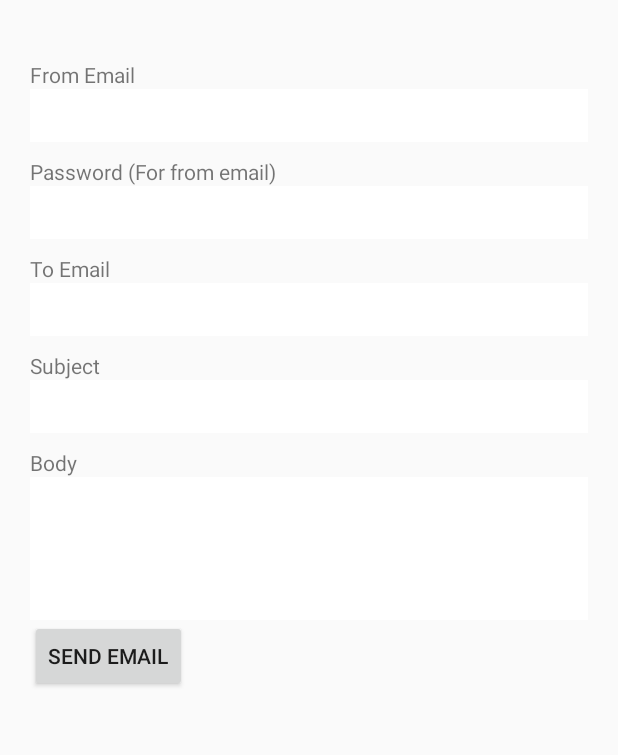
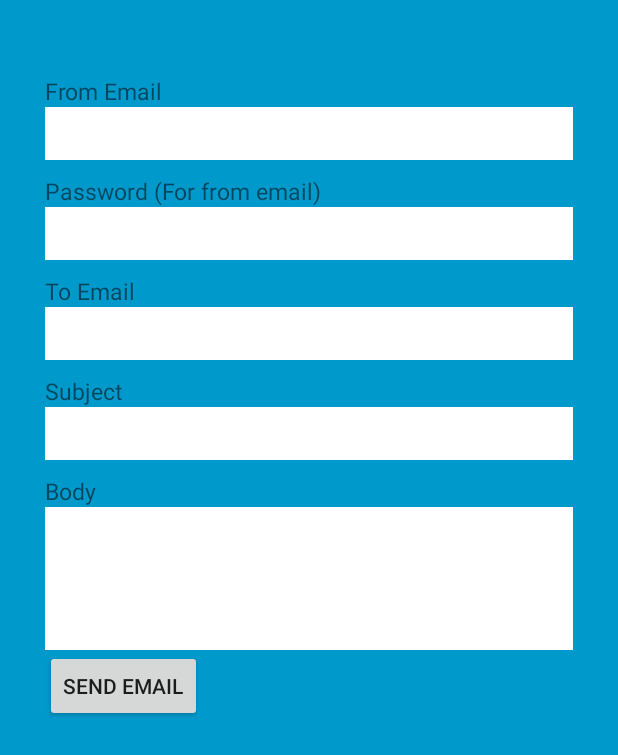
Before and after one commit to arpit999/SendMail, an Android app: the screen it shows after launch (SendMailActivity), on a phone screen of 412 x 824 dp. Shown: the top 755 px of the screen. Run offline under Robolectric (Android 15) with nearby library versions, the phone set to English and light mode, and no system bars.

Commit message:
changes in layout file.

```diff
--- a/app/build.gradle
+++ b/app/build.gradle
@@ -6,7 +6,7 @@ android {
 
     defaultConfig {
         applicationId "com.tranetech.openspace.sendmail"
-        minSdkVersion 11
+        minSdkVersion 14
         targetSdkVersion 23
         versionCode 1
         versionName "1.0"
--- a/app/src/main/res/layout/activity_main.xml
+++ b/app/src/main/res/layout/activity_main.xml
@@ -3,17 +3,30 @@
     xmlns:tools="http://schemas.android.com/tools"
     android:layout_width="match_parent"
     android:layout_height="match_parent"
+    android:background="@android:color/holo_blue_dark"
     android:orientation="vertical"
     android:paddingLeft="20dp"
     android:paddingRight="20dp"
     android:paddingTop="30dp">
+
+    <ScrollView
+        android:layout_width="match_parent"
+        android:layout_height="match_parent"
+        android:layout_marginBottom="20dp">
+
+        <LinearLayout
+            android:layout_width="match_parent"
+            android:layout_height="match_parent"
+            android:layout_margin="10dp"
+            android:orientation="vertical">
 
             <TextView
                 android:id="@+id/textView1"
                 android:layout_width="wrap_content"
                 android:layout_height="wrap_content"
                 android:paddingTop="10dp"
-        android:text="From Email" />
+                android:text="From Email"
+                android:textSize="15sp" />
 
             <EditText
                 android:id="@+id/editText1"
@@ -21,7 +34,6 @@
                 android:layout_height="wrap_content"
                 android:background="#FFFFFF"
                 android:cursorVisible="true"
-        android:editable="true"
                 android:ems="10"
                 android:enabled="true"
                 android:inputType="textEmailAddress"
@@ -36,7 +48,8 @@
                 android:layout_width="wrap_content"
                 android:layout_height="wrap_content"
                 android:paddingTop="10dp"
-        android:text="Password (For from email)" />
+                android:text="Password (For from email)"
+                android:textSize="15sp" />
 
             <EditText
                 android:id="@+id/editText2"
@@ -53,7 +66,8 @@
                 android:layout_width="wrap_content"
                 android:layout_height="wrap_content"
                 android:paddingTop="10dp"
-        android:text="To Email" />
+                android:text="To Email"
+                android:textSize="15sp" />
 
             <EditText
                 android:id="@+id/editText3"
@@ -70,7 +84,8 @@
                 android:layout_width="wrap_content"
                 android:layout_height="wrap_content"
                 android:paddingTop="10dp"
-        android:text="Subject" />
+                android:text="Subject"
+                android:textSize="15sp" />
 
             <EditText
                 android:id="@+id/editText4"
@@ -86,7 +101,8 @@
                 android:layout_width="wrap_content"
                 android:layout_height="wrap_content"
                 android:paddingTop="10dp"
-        android:text="Body" />
+                android:text="Body"
+                android:textSize="15sp" />
 
             <EditText
                 android:id="@+id/editText5"
@@ -105,3 +121,6 @@
                 android:text="Send Email" />
 
         </LinearLayout>
+
+    </ScrollView>
+</LinearLayout>
```
Lines whose indentation alone changed are shown as unchanged.
